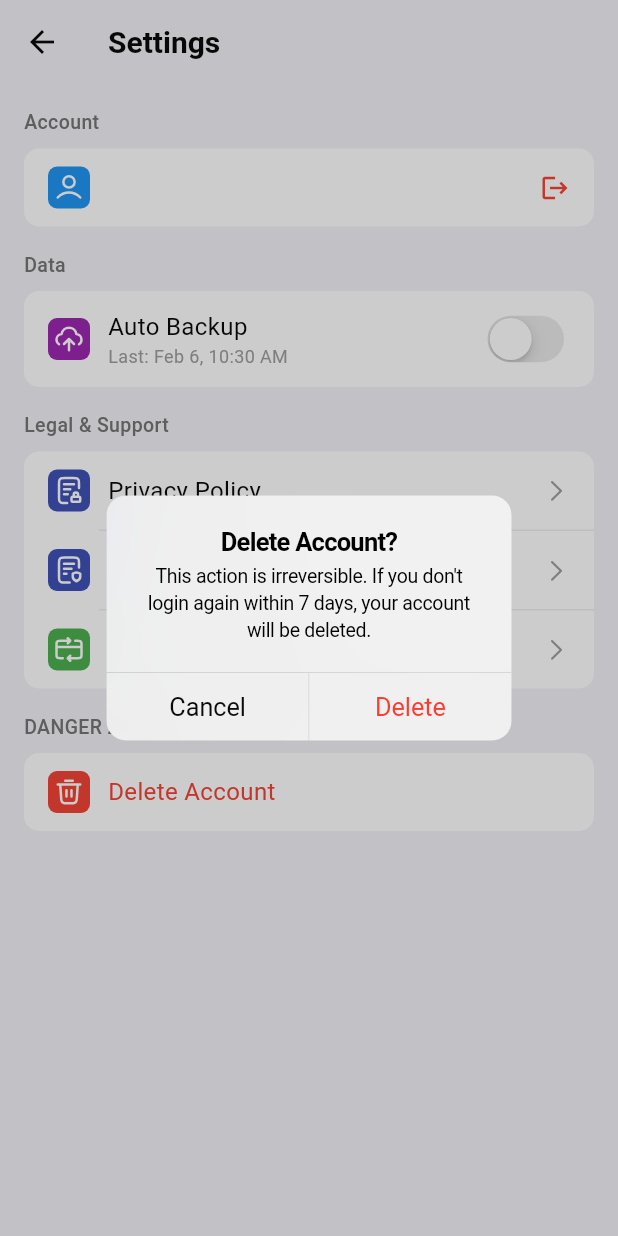
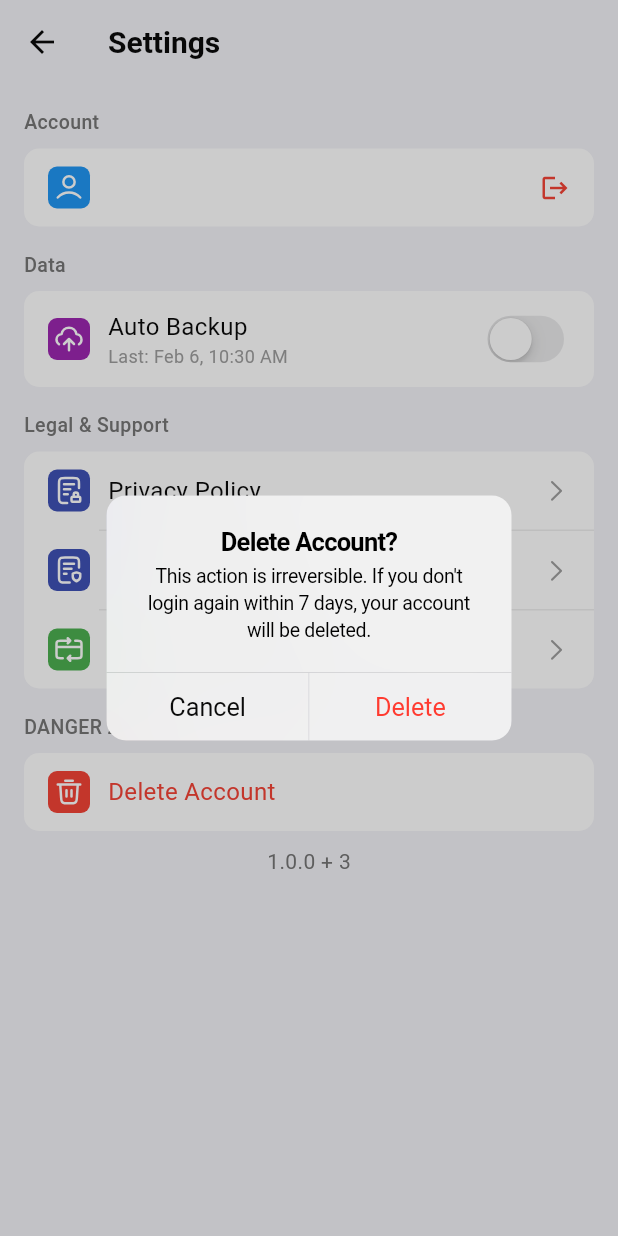
Before and after one commit to aaditya-jagdale/offline-journal, a Flutter app: the SettingScreen screen opened directly, after a tap on "Delete Account", on a phone screen of 412 x 824 dp. Run offline on Flutter 3.47's test engine with Material 3 defaults, Android fonts, the phone set to English and light mode, and no system bars; our stand-ins replace cloud_firestore, firebase_analytics, firebase_auth, firebase_core, firebase_crashlytics, flutter_dotenv and 11 more; missing offline and left inert: in_app_update, purchases_flutter, purchases_ui_flutter; accounts and stored records are empty; generated files the repository leaves out were written again; network calls fail.

Commit message:
basic update

```diff
--- a/lib/modules/settings/screens/setting_screen.dart
+++ b/lib/modules/settings/screens/setting_screen.dart
@@ -17,6 +17,7 @@ import 'package:jrnl/services/database_service.dart';
 import 'package:jrnl/services/revenuecat_service.dart';
 import 'package:jrnl/services/sync_service.dart';
 import 'package:intl/intl.dart';
+import 'package:package_info_plus/package_info_plus.dart';
 import 'package:url_launcher/url_launcher_string.dart';
 
 class SettingScreen extends ConsumerStatefulWidget {
@@ -29,6 +30,17 @@ class SettingScreen extends ConsumerStatefulWidget {
 class _SettingScreenState extends ConsumerState<SettingScreen> {
   bool _isBackingUp = false;
   bool _isResetting = false;
+  String _appVersion = 'xyz';
+
+  void setAppVersion() {
+    PackageInfo.fromPlatform().then((packageInfo) {
+      setState(() {
+        final version = packageInfo.version;
+        final buildNumber = packageInfo.buildNumber;
+        _appVersion = '$version + $buildNumber';
+      });
+    });
+  }
 
   void _handleBackup() async {
     setState(() => _isBackingUp = true);
@@ -202,6 +214,12 @@ class _SettingScreenState extends ConsumerState<SettingScreen> {
         }
       }
     }
+  }
+
+  @override
+  void initState() {
+    super.initState();
+    setAppVersion();
   }
 
   @override
@@ -490,6 +508,10 @@ class _SettingScreenState extends ConsumerState<SettingScreen> {
               ],
             ),
 
+          const SizedBox(height: 10),
+          Center(
+            child: Text(_appVersion, style: TextStyle(color: Colors.grey[600])),
+          ),
           const SizedBox(height: 40),
         ],
       ),
--- a/lib/services/analytics_service.dart
+++ b/lib/services/analytics_service.dart
@@ -18,7 +18,6 @@ class AnalyticsService {
   }) async {
     try {
       await _analytics.logEvent(name: name, parameters: parameters);
-      debugPrint("----------------Logging event: $name");
     } catch (e) {
       debugPrint("----------------Logging event failed: $e");
     }
--- a/lib/services/revenuecat_service.dart
+++ b/lib/services/revenuecat_service.dart
@@ -41,8 +41,6 @@ class RevenueCatService {
       debugPrint('RevenueCat: API key not found in .env');
       return;
     }
-
-    debugPrint('---------------RevenueCat: API key: $apiKey');
 
     await Purchases.setLogLevel(kDebugMode ? LogLevel.debug : LogLevel.error);
 
--- a/pubspec.yaml
+++ b/pubspec.yaml
@@ -16,7 +16,7 @@ publish_to: 'none' # Remove this line if you wish to publish to pub.dev
 # https://developer.apple.com/library/archive/documentation/General/Reference/InfoPlistKeyReference/Articles/CoreFoundationKeys.html
 # In Windows, build-name is used as the major, minor, and patch parts
 # of the product and file versions while build-number is used as the build suffix.
-version: 1.0.0+2
+version: 1.0.0+3
 
 environment:
   sdk: ^3.10.7
```
